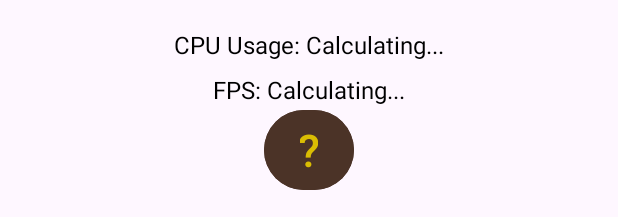
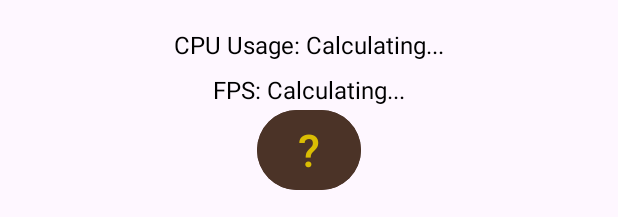
Before and after one commit to VengeTheMyan/Quiz_2, an Android app: the layout activity_start_quiz.xml on its own in the app's theme, with its tools: preview values and no code run, on a phone screen of 412 x 824 dp. Shown: the part 1016-1233 px from the top of the screen. Run offline under Robolectric (Android 15) with nearby library versions, the phone set to English and light mode, and no system bars.

```diff
--- a/app/src/main/java/com/example/myapplication/HighscoreActivity.java
+++ b/app/src/main/java/com/example/myapplication/HighscoreActivity.java
@@ -63,7 +63,7 @@ public class HighscoreActivity extends AppCompatActivity {
 
                 // Update the UI to reflect the reset scores
                 quiz1HighscoreTV.setText("Spongebob Quiz Highscore: 0");
-                quiz2HighscoreTV.setText("Spongebob Quiz Highscore: 0");
+                quiz2HighscoreTV.setText("Shrek Quiz Highscore: 0");
 
                 // Display a toast message to inform the user
                 Toast.makeText(HighscoreActivity.this, "Highscores Reset", Toast.LENGTH_SHORT).show();
--- a/app/src/main/res/layout/activity_start_quiz.xml
+++ b/app/src/main/res/layout/activity_start_quiz.xml
@@ -97,9 +97,9 @@
         android:layout_below="@+id/idTvFPS"
         android:layout_alignParentStart="true"
         android:layout_alignParentEnd="true"
-        android:layout_marginStart="160dp"
+        android:layout_marginStart="155dp"
         android:layout_marginTop="-61dp"
-        android:layout_marginEnd="160dp"
+        android:layout_marginEnd="155dp"
         android:backgroundTint="@color/brown"
         android:text="?"
         android:textColor="@color/asd"
```
Also changed, not shown: app/src/main/java/com/example/myapplication/MainActivity.java (+16 -0 lines), app/src/main/java/com/example/myapplication/MainActivity2.java (+17 -0 lines).
